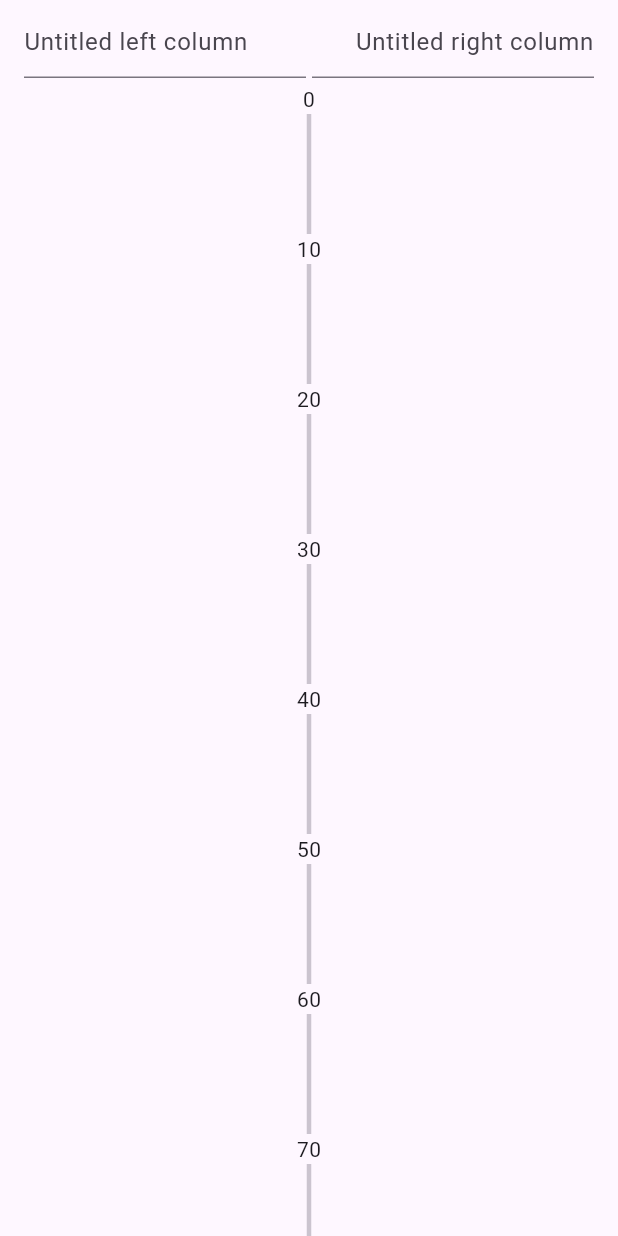
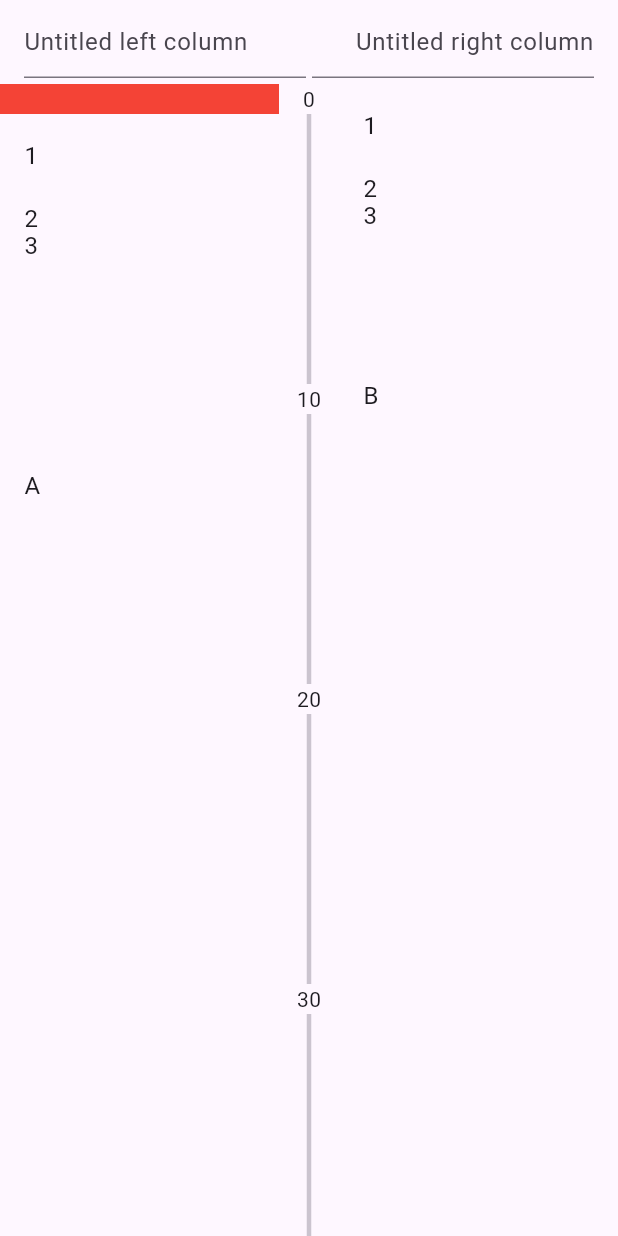
Before and after one commit to NobodyForNothing/timeline-editor, a Flutter app: the screen it shows after launch, on a phone screen of 412 x 824 dp. Run offline on Flutter 3.47's test engine with Material 3 defaults, Android fonts, the light colour scheme and no system bars.

Commit message:
fix scales

```diff
--- a/lib/main.dart
+++ b/lib/main.dart
@@ -30,7 +30,7 @@
 }
 
 class _TimeLineHomeState extends State<TimeLineHome> {
-  static const double _kUnitHeight = 10.0;
+  static const double _kUnitHeight = 20.0;
 
   // String? titleLeft, titleRight;
 
@@ -81,6 +81,7 @@
             child: PositionedListView(
               unitHeight: _kUnitHeight,
               children: {
+                0: Container(color: Colors.red, height: 10,),
                 1: const ListTile(title: Text('1')),
                 3: const ListTile(title: Text('2')),
                 4: const ListTile(title: Text('3')),
@@ -90,7 +91,7 @@
             ),
           ),
           const SizedBox(
-            height: 300.0 * _kUnitHeight,
+            height: 70 * _kUnitHeight + 100,
             width: 40,
             child: TimeLine(
               unitHeight: _kUnitHeight,
```
Lines whose indentation alone changed are shown as unchanged.
